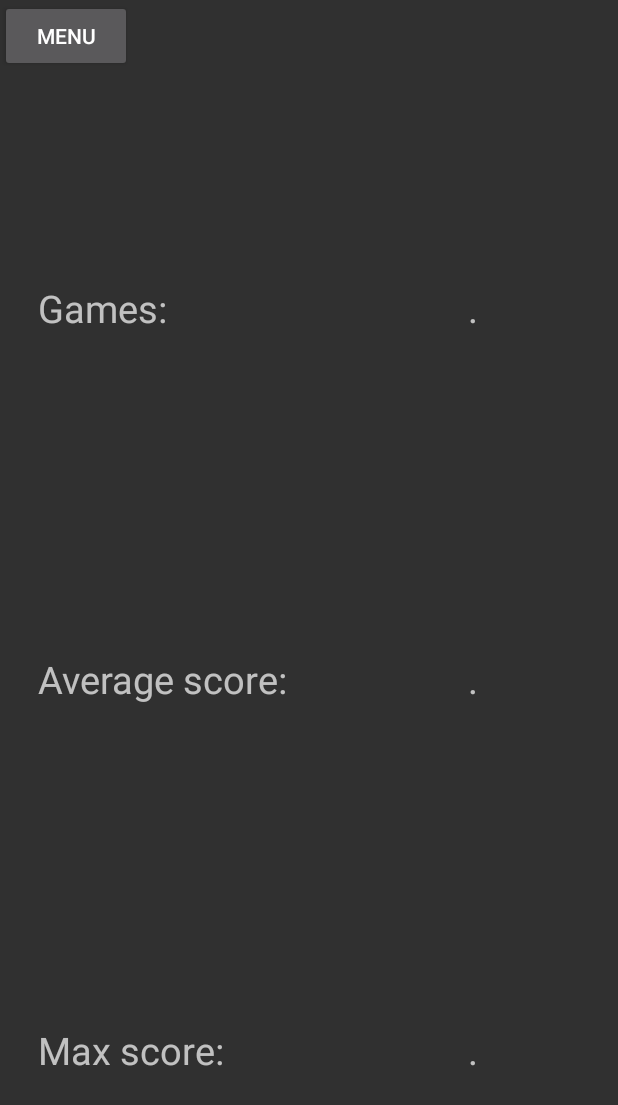
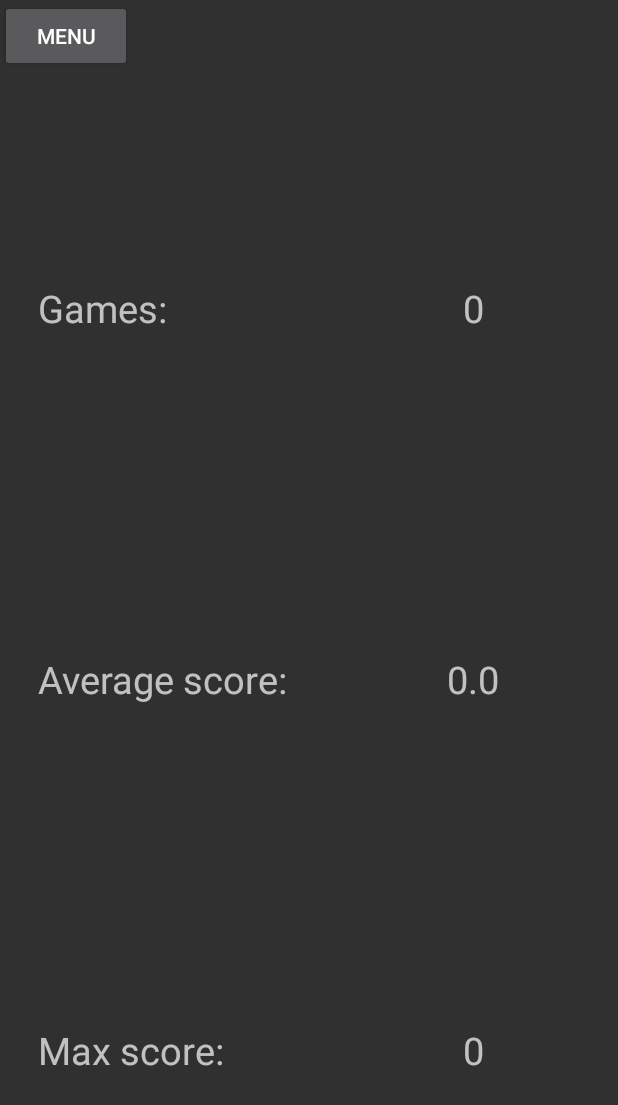
Before and after one commit to pogrebnoijak/CalculGraph, an Android app: the screen it shows after launch (StatisticActivity), after a tap on "STATISTIC", on a phone screen of 412 x 824 dp. Shown: the top 1105 px of the screen. Run offline under Robolectric (Android 15) with nearby library versions, the phone set to English and light mode, and no system bars.

Commit message:
add db (statistic only)

```diff
--- a/app/src/main/java/com/example/calculgraph/GameActivity.kt
+++ b/app/src/main/java/com/example/calculgraph/GameActivity.kt
@@ -14,6 +14,7 @@ import android.widget.TextView
 import androidx.constraintlayout.widget.ConstraintLayout
 import androidx.core.view.MotionEventCompat
 import com.example.calculgraph.constant.*
+import com.example.calculgraph.dataBase.DBWorker
 import java.util.*
 import kotlin.math.*
 
@@ -24,6 +25,7 @@ class GameActivity : AnyActivity() {
     private var winCount = 0
     private val timer = Timer()
     private var motion: TimerTask = object: TimerTask() { override fun run() {} }
+    private val dbWorker = DBWorker()
     private lateinit var background: DrawView
     private lateinit var curField: Field
     private lateinit var vecCentres: List<Pair<Float, Float>>
@@ -42,6 +44,7 @@ class GameActivity : AnyActivity() {
         super.onCreate(savedInstanceState)
         prepare()
         setContentView(R.layout.activity_game)
+        dbWorker.init(this)
         getIntents()
         newGame()
     }
@@ -168,10 +171,12 @@ class GameActivity : AnyActivity() {
     }
 
     private fun exitGame() {
+        dbWorker.tempUpdateStatistic(winCount)
         val intent = Intent(this, MainActivity :: class.java )
         play = false
         motion.cancel()
         timer.cancel()
+        dbWorker.updateExit()
         startActivity(intent)
         finish()
     }
--- a/app/src/main/java/com/example/calculgraph/StatisticActivity.kt
+++ b/app/src/main/java/com/example/calculgraph/StatisticActivity.kt
@@ -3,6 +3,9 @@ package com.example.calculgraph
 import android.content.Intent
 import android.os.Bundle
 import android.widget.Button
+import android.widget.TextView
+import com.example.calculgraph.dataBase.DBHelper
+import com.example.calculgraph.dataBase.StatisticState
 
 class StatisticActivity : AnyActivity() {
     override fun onCreate(savedInstanceState: Bundle?) {
@@ -10,6 +13,7 @@ class StatisticActivity : AnyActivity() {
         prepare()
         setContentView(R.layout.activity_statistic)
         setButtons()
+        setStatistic()
     }
 
     override fun setButtons() {
@@ -19,4 +23,11 @@ class StatisticActivity : AnyActivity() {
             finish()
         }
     }
+
+    private fun setStatistic() {
+        val statistic = DBHelper(this).read() ?: throw error("No statistic in the db")
+        findViewById<TextView>(R.id.kolGame).text = "${statistic.kolGame}"
+        findViewById<TextView>(R.id.sredScore).text = "${statistic.sredScore}"
+        findViewById<TextView>(R.id.maxScore).text = "${statistic.maxScore}"
+    }
 }
--- /dev/null
+++ b/app/src/main/java/com/example/calculgraph/dataBase/DBHelper.kt
@@ -0,0 +1,79 @@
+package com.example.calculgraph.dataBase
+
+import android.content.ContentValues
+import android.content.Context
+import android.database.sqlite.SQLiteDatabase
+import android.database.sqlite.SQLiteOpenHelper
+import android.util.Log
+
+class DBHelper(context: Context) : SQLiteOpenHelper(context, "DBHelper", null, 1) {
+    private val LOG_TAG = "DBLog"
+
+    override fun onCreate(db: SQLiteDatabase) {
+        Log.d(LOG_TAG, "--- onCreate statistic ---")
+        db.execSQL(
+            ("create table IF NOT EXISTS statistic ("
+                    + "id integer primary key autoincrement,"
+                    + "kolGame integer default 0,"
+                    + "sredScore double default 0.0,"
+                    + "maxScore integer default 0" + ");")
+        )
+        addDefaults(db)
+    }
+
+    override fun onUpgrade(db: SQLiteDatabase?, oldVersion: Int, newVersion: Int) {}
+
+    private fun addDefaults(db: SQLiteDatabase) {
+        val cv = ContentValues()
+        cv.put("kolGame", 0)
+        cv.put("sredScore", 0.0)
+        cv.put("maxScore", 0)
+        db.insert("statistic", null, cv)
+    }
+
+    fun update(state : StatisticState) {
+        val cv = ContentValues()
+        val db = writableDatabase
+        Log.d(LOG_TAG, "--- Insert in statistic: ---")
+
+        cv.put("kolGame", state.kolGame)
+        cv.put("sredScore", state.sredScore)
+        cv.put("maxScore", state.maxScore)
+
+        val rowID = db.update("statistic",  cv, null, null)
+        Log.d(LOG_TAG, "row inserted, ID = $rowID")
+        close()
+    }
+
+    fun read() : StatisticState? {
+        val db = writableDatabase
+        val state : StatisticState?
+        Log.d(LOG_TAG, "--- Rows in statistic: ---")
+        val cv = db.query("statistic", arrayOf("id",
+            "kolGame",
+            "sredScore",
+            "maxScore"), null, null, null, null, null)
+
+        state = if (cv.moveToNext()) {
+            StatisticState(cv.getInt(cv.getColumnIndex("kolGame")),
+                cv.getDouble(cv.getColumnIndex("sredScore")),
+                cv.getInt(cv.getColumnIndex("maxScore")))
+        } else {
+            null
+        }
+
+        cv.close()
+        db.close()
+        return state
+    }
+
+//    fun clear(){
+//        val db = this.writableDatabase
+//
+//        Log.d(LOG_TAG, "--- Clear statistic: ---")
+//        val clearCount = db.delete("statistic", null, null)
+//        Log.d(LOG_TAG, "deleted rows count = $clearCount")
+//
+//        db.close()
+//    }
+}
--- /dev/null
+++ b/app/src/main/java/com/example/calculgraph/dataBase/StatisticState.kt
@@ -0,0 +1,5 @@
+package com.example.calculgraph.dataBase
+
+data class StatisticState(var kolGame: Int,
+                          var sredScore: Double,
+                          var maxScore: Int)
```
Also changed, not shown: app/src/main/java/com/example/calculgraph/dataBase/DBWorker.kt (added, +44 -0 lines).
